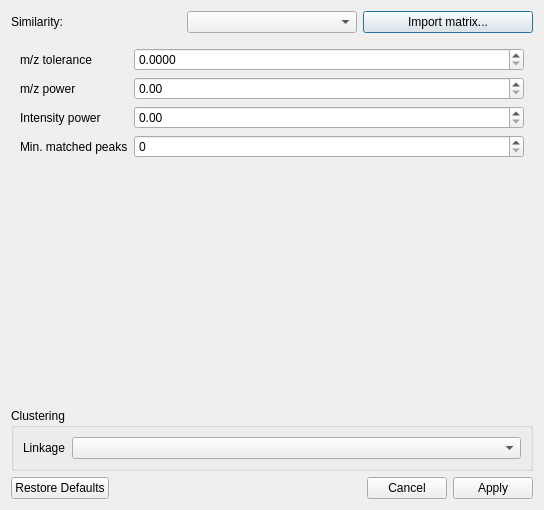
First picture: the form in gui/resources/ClusterParamsDialog.ui, repository mhagar/MzKit, before the edit.
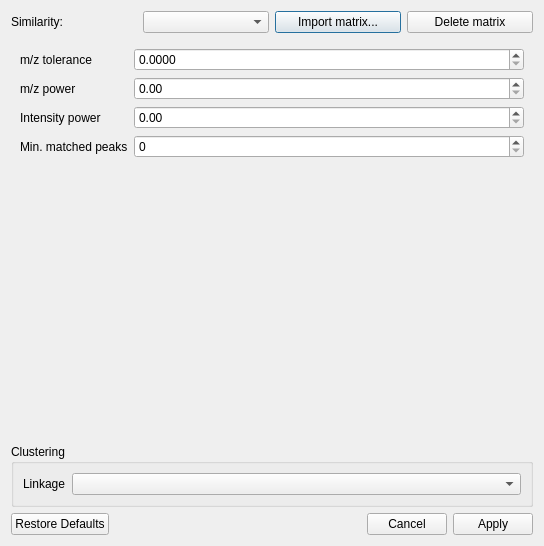
Second picture: the form after the edit.

What changed in the file:
```diff
--- a/gui/resources/ClusterParamsDialog.ui
+++ b/gui/resources/ClusterParamsDialog.ui
@@ -7,7 +7,7 @@
     <x>0</x>
     <y>0</y>
     <width>544</width>
-    <height>510</height>
+    <height>546</height>
    </rect>
   </property>
   <property name="windowTitle">
@@ -33,6 +33,13 @@
        </property>
       </widget>
      </item>
+     <item>
+      <widget class="QPushButton" name="btnDelete">
+       <property name="text">
+        <string>Delete matrix</string>
+       </property>
+      </widget>
+     </item>
     </layout>
    </item>
    <item>
```
